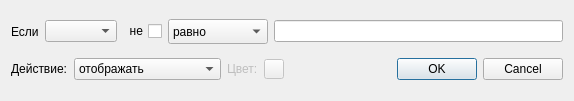
sofgame-plugin/psiplus-plugin, file thingftab/thingruledlg.ui: the form before one commit.
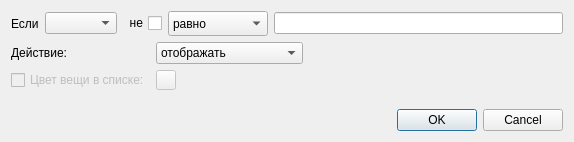
The form after the commit. Custom widgets are drawn as their Qt base class.

Commit message: В правилах фильтрации добавлено особое действие, которое ничего не делает, но позволяет указывать цвет вещи. Незначительные исправления в правилах фильтрации"

Patch:
```diff
--- a/thingftab/thingruledlg.ui
+++ b/thingftab/thingruledlg.ui
@@ -10,7 +10,7 @@
     <x>0</x>
     <y>0</y>
     <width>574</width>
-    <height>101</height>
+    <height>142</height>
    </rect>
   </property>
   <property name="minimumSize">
@@ -93,13 +93,15 @@
    <item>
     <layout class="QHBoxLayout" name="horizontalLayout_2">
      <item>
+      <layout class="QGridLayout" name="gridLayout">
+       <item row="0" column="0">
       <widget class="QLabel" name="label">
        <property name="text">
         <string>Действие:</string>
        </property>
       </widget>
      </item>
-     <item>
+       <item row="0" column="1">
       <widget class="QComboBox" name="action">
        <item>
         <property name="text">
@@ -116,19 +118,24 @@
          <string>следующее правило</string>
         </property>
        </item>
-      </widget>
-     </item>
      <item>
-      <widget class="QLabel" name="itemColorLb">
+          <property name="text">
+           <string>нет действия</string>
+          </property>
+         </item>
+        </widget>
+       </item>
+       <item row="1" column="0">
+        <widget class="QCheckBox" name="itemColorChb">
        <property name="enabled">
         <bool>false</bool>
        </property>
        <property name="text">
-        <string>Цвет:</string>
+          <string>Цвет вещи в списке:</string>
        </property>
       </widget>
      </item>
-     <item>
+       <item row="1" column="1">
       <widget class="ColorButton" name="itemColorBtn">
        <property name="enabled">
         <bool>false</bool>
@@ -150,6 +157,38 @@
        </property>
       </widget>
      </item>
+      </layout>
+     </item>
+     <item>
+      <spacer name="horizontalSpacer_2">
+       <property name="orientation">
+        <enum>Qt::Horizontal</enum>
+       </property>
+       <property name="sizeHint" stdset="0">
+        <size>
+         <width>40</width>
+         <height>20</height>
+        </size>
+       </property>
+      </spacer>
+     </item>
+    </layout>
+   </item>
+   <item>
+    <spacer name="verticalSpacer">
+     <property name="orientation">
+      <enum>Qt::Vertical</enum>
+     </property>
+     <property name="sizeHint" stdset="0">
+      <size>
+       <width>20</width>
+       <height>0</height>
+      </size>
+     </property>
+    </spacer>
+   </item>
+   <item>
+    <layout class="QHBoxLayout" name="horizontalLayout_4">
      <item>
       <spacer name="horizontalSpacer">
        <property name="orientation">
```
Left out of the diff: 1 changed line with no effect on the pictures. Lines whose indentation alone changed are shown as unchanged. The commit also changes 6 other files.
